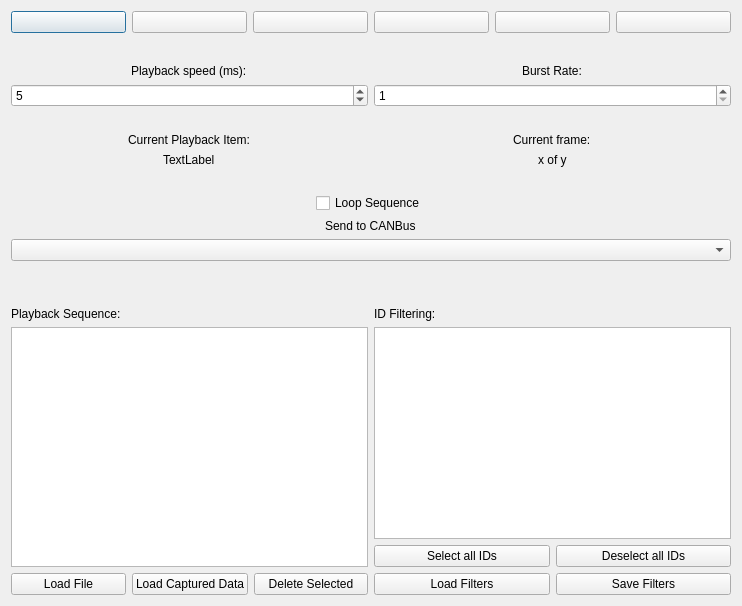
Old version of the form ui/frameplaybackwindow.ui in the repository collin80/SavvyCAN.
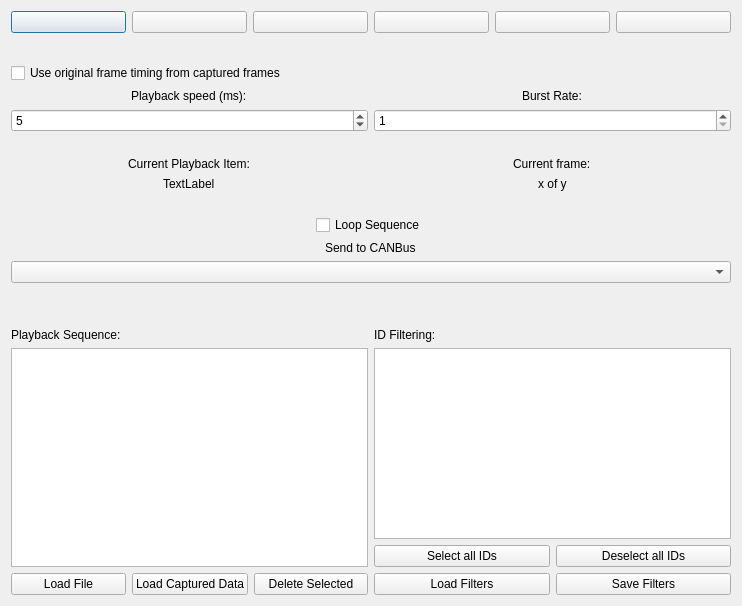
New version of the form. Icons and pictures are not drawn.

Commit message: Add mode to playback window to it to approximate the original frame timings from the file/capture.

The edit to the form file:
```diff
--- a/ui/frameplaybackwindow.ui
+++ b/ui/frameplaybackwindow.ui
@@ -100,6 +100,13 @@
      </property>
     </spacer>
    </item>
+   <item>
+    <widget class="QCheckBox" name="cbOriginalTiming">
+     <property name="text">
+      <string>Use original frame timing from captured frames</string>
+     </property>
+    </widget>
+   </item>
    <item>
     <layout class="QHBoxLayout" name="horizontalLayout_4">
      <item>
```
The commit also changes 3 other files.
